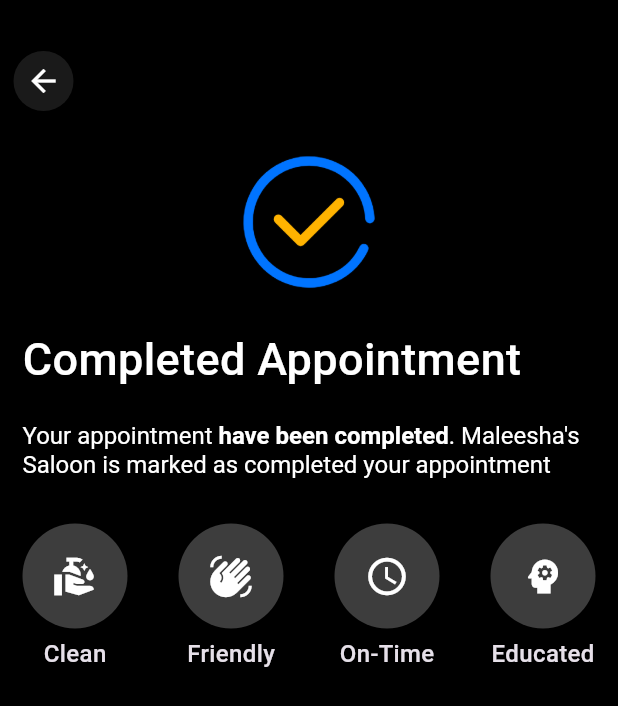
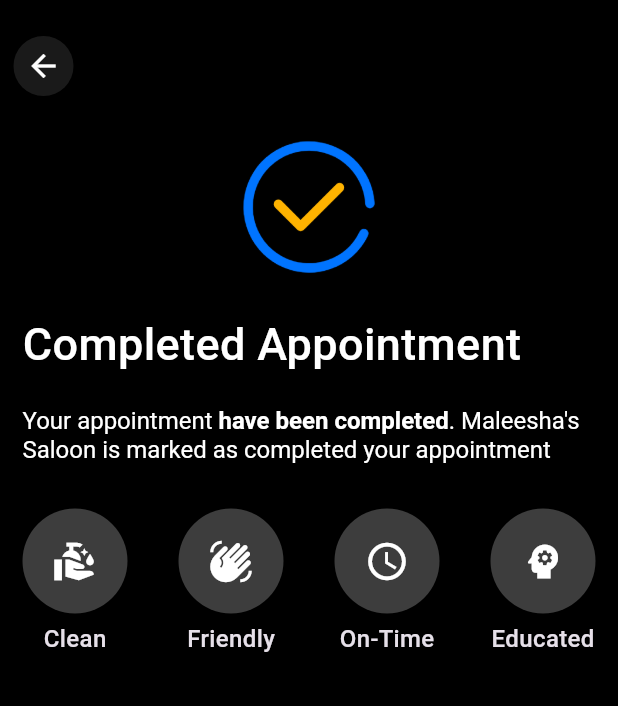
Before and after one commit to maleesha-pramud/saloon_guide, a Flutter app: the CompleteScreen screen opened directly, on a phone screen of 412 x 824 dp. Shown: the top 706 px of the screen. Run offline on Flutter 3.47's test engine with Material 3 defaults, Android fonts, the phone set to English and light mode, and no system bars; our stand-ins replace flutter_secure_storage; accounts and stored records are empty.

Commit message:
Refactor UI components for improved layout and consistency across registration, saloon editing, and settings screens
- Updated registration screen to use SafeArea and adjusted padding for better layout.
- Modified saloon editing screen padding for a more consistent appearance.
- Enhanced saloon list screen layout with SafeArea and improved search functionality.
- Refined edit profile screen layout with consistent padding and improved form fields.
- Updated settings screen layout to use SafeArea and adjusted padding for better spacing.
- Improved single saloon screen layout with SafeArea and consistent positioning of elements.
- Adjusted custom back button padding for better visual alignment.

```diff
--- a/lib/pages/complete/complete_screen.dart
+++ b/lib/pages/complete/complete_screen.dart
@@ -13,14 +13,14 @@ class _CompleteScreenState extends State<CompleteScreen> {
   @override
   Widget build(BuildContext context) {
     return Scaffold(
-      body: SingleChildScrollView(
+      body: SafeArea(
+        child: SingleChildScrollView(
           child: Column(
             crossAxisAlignment: CrossAxisAlignment.start,
             children: [
-            SizedBox(height: 30),
               CustomBackButton(),
               Padding(
-              padding: const EdgeInsets.only(left: 15, right: 15, top: 20),
+                padding: const EdgeInsets.only(left: 15, right: 15, top: 10),
                 child: Column(
                   crossAxisAlignment: CrossAxisAlignment.start,
                   children: [
@@ -91,6 +91,7 @@ class _CompleteScreenState extends State<CompleteScreen> {
             ],
           ),
         ),
+      ),
     );
   }
 }
--- a/lib/pages/create_saloon/create_saloon_screen.dart
+++ b/lib/pages/create_saloon/create_saloon_screen.dart
@@ -153,12 +153,12 @@ class _CreateSaloonScreenState extends State<CreateSaloonScreen> {
         child: Column(
           crossAxisAlignment: CrossAxisAlignment.start,
           children: [
-            SizedBox(height: 30),
             CustomBackButton(),
             Expanded(
               child: SingleChildScrollView(
                 controller: _scrollController,
-                padding: const EdgeInsets.all(20.0),
+                padding: const EdgeInsets.only(
+                    left: 20, right: 20, top: 10, bottom: 20),
                 child: Column(
                   crossAxisAlignment: CrossAxisAlignment.start,
                   children: [
--- a/lib/pages/saloon/edit_saloon_screen.dart
+++ b/lib/pages/saloon/edit_saloon_screen.dart
@@ -207,11 +207,11 @@ class _EditSaloonScreenState extends State<EditSaloonScreen> {
         child: Column(
           crossAxisAlignment: CrossAxisAlignment.start,
           children: [
-            SizedBox(height: 30),
             CustomBackButton(),
             Expanded(
               child: SingleChildScrollView(
-                padding: const EdgeInsets.all(20.0),
+                padding: const EdgeInsets.only(
+                    left: 20, right: 20, top: 10, bottom: 20),
                 child: Column(
                   crossAxisAlignment: CrossAxisAlignment.start,
                   children: [
--- a/lib/pages/single_saloon/single_saloon_screen.dart
+++ b/lib/pages/single_saloon/single_saloon_screen.dart
@@ -66,7 +66,8 @@ class _SingleSaloonScreenState extends State<SingleSaloonScreen> {
   @override
   Widget build(BuildContext context) {
     return Scaffold(
-      body: SingleChildScrollView(
+      body: SafeArea(
+        child: SingleChildScrollView(
           child: Stack(
             children: [
               Column(
@@ -85,7 +86,7 @@ class _SingleSaloonScreenState extends State<SingleSaloonScreen> {
 
               // Back button positioned at the top
               Positioned(
-              top: 25,
+                top: 15,
                 left: 0,
                 child: CustomBackButton(),
               ),
@@ -231,6 +232,7 @@ class _SingleSaloonScreenState extends State<SingleSaloonScreen> {
             ],
           ),
         ),
+      ),
     );
   }
 }
--- a/lib/widgets/custom_back_button.dart
+++ b/lib/widgets/custom_back_button.dart
@@ -6,7 +6,7 @@ class CustomBackButton extends StatelessWidget {
   @override
   Widget build(BuildContext context) {
     return Padding(
-      padding: const EdgeInsets.only(left: 5),
+      padding: const EdgeInsets.only(left: 5, top: 20, bottom: 10),
       child: BackButton(
         style: ButtonStyle(
           backgroundColor: WidgetStateProperty.all(Colors.white10),
```
Also changed, not shown: lib/pages/login/login_screen.dart (+10 -6 lines), lib/pages/register/register_screen.dart (+10 -6 lines), lib/pages/saloon_list/saloon_list_screen.dart (+7 -4 lines), lib/pages/settings/edit_profile_screen.dart (+5 -3 lines), lib/pages/settings/settings_screen.dart (+19 -11 lines). Lines whose indentation alone changed are shown as unchanged.
